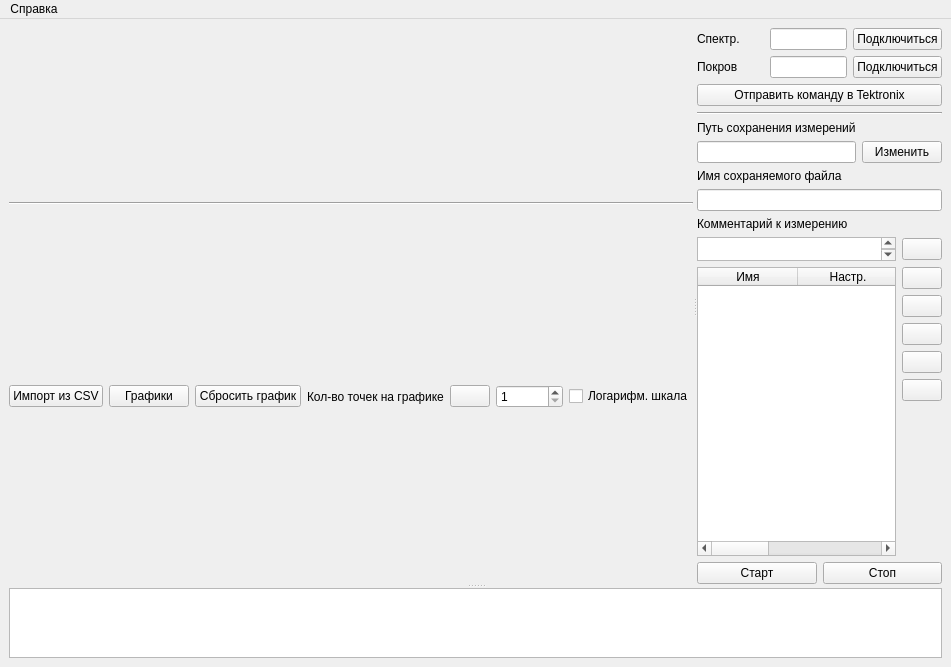
Above: ui/mainwindow.ui from irsural/spectrum_reader before the change. Below: the same form after it.
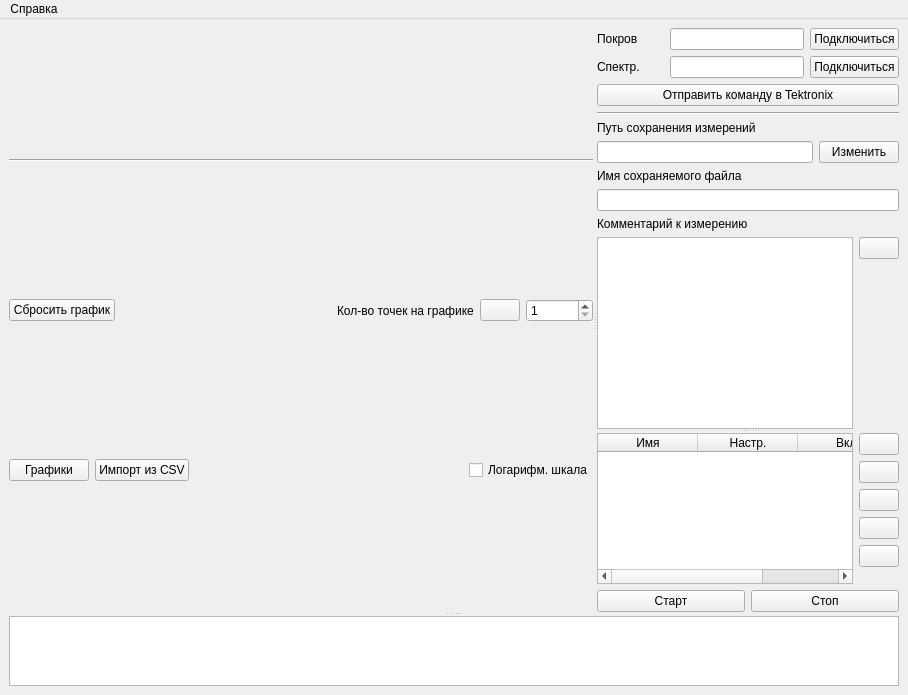
That is the form after the change. Icons and pictures are not drawn.

Diff of the .ui file:
```diff
--- a/ui/mainwindow.ui
+++ b/ui/mainwindow.ui
@@ -6,8 +6,8 @@
    <rect>
     <x>0</x>
     <y>0</y>
-    <width>896</width>
-    <height>667</height>
+    <width>908</width>
+    <height>695</height>
    </rect>
   </property>
   <property name="windowTitle">
@@ -77,24 +77,7 @@
           </widget>
          </item>
          <item>
-          <layout class="QHBoxLayout" name="horizontalLayout">
-           <property name="bottomMargin">
-            <number>0</number>
-           </property>
-           <item>
-            <widget class="QPushButton" name="csv_import_button">
-             <property name="text">
-              <string>Импорт из CSV</string>
-             </property>
-            </widget>
-           </item>
-           <item>
-            <widget class="QPushButton" name="graphs_button">
-             <property name="text">
-              <string>Графики</string>
-             </property>
-            </widget>
-           </item>
+          <layout class="QHBoxLayout" name="horizontalLayout_5">
            <item>
             <widget class="QPushButton" name="clear_graph_button">
              <property name="text">
@@ -103,7 +86,7 @@
             </widget>
            </item>
            <item>
-            <spacer name="horizontalSpacer_2">
+            <spacer name="horizontalSpacer">
              <property name="orientation">
               <enum>Qt::Horizontal</enum>
              </property>
@@ -143,6 +126,40 @@
              </property>
             </widget>
            </item>
+          </layout>
+         </item>
+         <item>
+          <layout class="QHBoxLayout" name="horizontalLayout">
+           <property name="bottomMargin">
+            <number>0</number>
+           </property>
+           <item>
+            <widget class="QPushButton" name="graphs_button">
+             <property name="text">
+              <string>Графики</string>
+             </property>
+            </widget>
+           </item>
+           <item>
+            <widget class="QPushButton" name="csv_import_button">
+             <property name="text">
+              <string>Импорт из CSV</string>
+             </property>
+            </widget>
+           </item>
+           <item>
+            <spacer name="horizontalSpacer_2">
+             <property name="orientation">
+              <enum>Qt::Horizontal</enum>
+             </property>
+             <property name="sizeHint" stdset="0">
+              <size>
+               <width>40</width>
+               <height>20</height>
+              </size>
+             </property>
+            </spacer>
+           </item>
            <item>
             <widget class="QCheckBox" name="log_scale_checkbox">
              <property name="text">
@@ -183,136 +200,9 @@
          <property name="spacing">
           <number>6</number>
          </property>
-         <item row="5" column="0">
-          <widget class="QLabel" name="label_6">
-           <property name="text">
-            <string>Путь сохранения измерений</string>
-           </property>
-          </widget>
-         </item>
-         <item row="13" column="0" colspan="2">
-          <layout class="QHBoxLayout" name="horizontalLayout_5">
-           <item>
-            <widget class="QTableWidget" name="measures_table">
-             <property name="sizePolicy">
-              <sizepolicy hsizetype="Expanding" vsizetype="Expanding">
-               <horstretch>0</horstretch>
-               <verstretch>2</verstretch>
-              </sizepolicy>
-             </property>
-             <property name="editTriggers">
-              <set>QAbstractItemView::DoubleClicked</set>
-             </property>
-             <property name="selectionMode">
-              <enum>QAbstractItemView::ExtendedSelection</enum>
-             </property>
-             <property name="selectionBehavior">
-              <enum>QAbstractItemView::SelectRows</enum>
-             </property>
-             <attribute name="horizontalHeaderStretchLastSection">
-              <bool>true</bool>
-             </attribute>
-             <column>
-              <property name="text">
-               <string>Имя</string>
-              </property>
-             </column>
-             <column>
-              <property name="text">
-               <string>Настр.</string>
-              </property>
-             </column>
-             <column>
-              <property name="text">
-               <string>Вкл.</string>
-              </property>
-             </column>
-            </widget>
-           </item>
-           <item>
-            <layout class="QVBoxLayout" name="verticalLayout_2">
-             <item>
-              <widget class="QPushButton" name="add_measure_button">
-               <property name="text">
-                <string/>
-               </property>
-               <property name="icon">
-                <iconset resource="../../irspy/qt/resources/icons.qrc">
-                 <normaloff>:/icons/icons/plus.png</normaloff>:/icons/icons/plus.png</iconset>
-               </property>
-              </widget>
-             </item>
-             <item>
-              <widget class="QPushButton" name="remove_measure_button">
-               <property name="text">
-                <string/>
-               </property>
-               <property name="icon">
-                <iconset resource="../../irspy/qt/resources/icons.qrc">
-                 <normaloff>:/icons/icons/minus2.png</normaloff>:/icons/icons/minus2.png</iconset>
-               </property>
-              </widget>
-             </item>
-             <item>
-              <widget class="QPushButton" name="copy_measure_button">
-               <property name="text">
-                <string/>
-               </property>
-               <property name="icon">
-                <iconset resource="../../irspy/qt/resources/icons.qrc">
-                 <normaloff>:/icons/icons/duplicate.png</normaloff>:/icons/icons/duplicate.png</iconset>
-               </property>
-              </widget>
-             </item>
-             <item>
-              <widget class="QPushButton" name="move_measure_up_button">
-               <property name="text">
-                <string/>
-               </property>
-               <property name="icon">
-                <iconset resource="../../irspy/qt/resources/icons.qrc">
-                 <normaloff>:/icons/icons/up.png</normaloff>:/icons/icons/up.png</iconset>
-               </property>
-              </widget>
-             </item>
-             <item>
-              <widget class="QPushButton" name="move_measure_down_button">
-               <property name="text">
-                <string/>
-               </property>
-               <property name="icon">
-                <iconset resource="../../irspy/qt/resources/icons.qrc">
-                 <normaloff>:/icons/icons/down.png</normaloff>:/icons/icons/down.png</iconset>
-               </property>
-              </widget>
-             </item>
-             <item>
-              <spacer name="verticalSpacer">
-               <property name="orientation">
-                <enum>Qt::Vertical</enum>
-               </property>
-               <property name="sizeHint" stdset="0">
-                <size>
-                 <width>20</width>
-                 <height>40</height>
-                </size>
-               </property>
-              </spacer>
-             </item>
-            </layout>
-           </item>
-          </layout>
-         </item>
          <item row="2" column="0" colspan="2">
           <layout class="QGridLayout" name="gridLayout_4">
-           <item row="0" column="4">
-            <widget class="QPushButton" name="sa_connect_button">
-             <property name="text">
-              <string>Подключиться</string>
-             </property>
-            </widget>
-           </item>
-           <item row="2" column="4">
+           <item row="0" column="3">
             <widget class="QPushButton" name="gnrw_connect_button">
              <property name="text">
               <string>Подключиться</string>
@@ -320,20 +210,6 @@
             </widget>
            </item>
            <item row="0" column="0">
-            <widget class="QLabel" name="label_2">
-             <property name="text">
-              <string>Спектр.</string>
-             </property>
-            </widget>
-           </item>
-           <item row="2" column="2">
-            <widget class="QLabel" name="gnrw_status_label">
-             <property name="text">
-              <string/>
-             </property>
-            </widget>
-           </item>
-           <item row="2" column="0">
             <layout class="QHBoxLayout" name="horizontalLayout_3">
              <item>
               <widget class="QLabel" name="label_3">
@@ -351,10 +227,7 @@
              </item>
             </layout>
            </item>
-           <item row="0" column="3">
-            <widget class="QLineEdit" name="sa_ip_edit"/>
-           </item>
-           <item row="2" column="3">
+           <item row="0" column="2">
             <widget class="QLineEdit" name="gnrw_ip_edit">
              <property name="sizePolicy">
               <sizepolicy hsizetype="Expanding" vsizetype="Fixed">
@@ -364,40 +237,33 @@
              </property>
             </widget>
            </item>
+           <item row="1" column="3">
+            <widget class="QPushButton" name="sa_connect_button">
+             <property name="text">
+              <string>Подключиться</string>
+             </property>
+            </widget>
+           </item>
+           <item row="1" column="2">
+            <widget class="QLineEdit" name="sa_ip_edit"/>
+           </item>
+           <item row="0" column="1">
+            <widget class="QLabel" name="gnrw_status_label">
+             <property name="text">
+              <string/>
+             </property>
+            </widget>
+           </item>
+           <item row="1" column="0">
+            <widget class="QLabel" name="label_2">
+             <property name="text">
+              <string>Спектр.</string>
+             </property>
+            </widget>
+           </item>
           </layout>
          </item>
-         <item row="4" column="0" colspan="2">
-          <widget class="Line" name="line_3">
-           <property name="orientation">
-            <enum>Qt::Horizontal</enum>
-           </property>
-          </widget>
-         </item>
-         <item row="6" column="1">
-          <widget class="QPushButton" name="change_path_button">
-           <property name="text">
-            <string>Изменить</string>
-           </property>
-          </widget>
-         </item>
-         <item row="9" column="0">
-          <widget class="QLabel" name="label_8">
-           <property name="text">
-            <string>Комментарий к измерению</string>
-           </property>
-          </widget>
-         </item>
-         <item row="7" column="0">
-          <widget class="QLabel" name="label_7">
-           <property name="text">
-            <string>Имя сохраняемого файла</string>
-           </property>
-          </widget>
-         </item>
-         <item row="8" column="0" colspan="2">
-          <widget class="QLineEdit" name="save_file_name_edit"/>
-         </item>
-         <item row="14" column="0" colspan="2">
+         <item row="13" column="0" colspan="2">
           <layout class="QHBoxLayout" name="horizontalLayout_4">
            <item>
             <widget class="QPushButton" name="start_measure_button">
@@ -423,6 +289,20 @@
            </item>
           </layout>
          </item>
+         <item row="7" column="0">
+          <widget class="QLabel" name="label_7">
+           <property name="text">
+            <string>Имя сохраняемого файла</string>
+           </property>
+          </widget>
+         </item>
+         <item row="4" column="0" colspan="2">
+          <widget class="Line" name="line_3">
+           <property name="orientation">
+            <enum>Qt::Horizontal</enum>
+           </property>
+          </widget>
+         </item>
          <item row="6" column="0">
           <widget class="QLineEdit" name="measure_path_edit">
            <property name="readOnly">
@@ -430,37 +310,6 @@
            </property>
           </widget>
          </item>
-         <item row="10" column="0" colspan="2">
-          <layout class="QHBoxLayout" name="horizontalLayout_6">
-           <item>
-            <widget class="QPlainTextEdit" name="comment_text_edit">
-             <property name="maximumSize">
-              <size>
-               <width>16777215</width>
-               <height>24</height>
-              </size>
-             </property>
-            </widget>
-           </item>
-           <item>
-            <widget class="QPushButton" name="edit_comment_button">
-             <property name="minimumSize">
-              <size>
-               <width>0</width>
-               <height>0</height>
-              </size>
-             </property>
-             <property name="text">
-              <string/>
-             </property>
-             <property name="icon">
-              <iconset resource="../../irspy/qt/resources/icons.qrc">
-               <normaloff>:/icons/icons/edit.png</normaloff>:/icons/icons/edit.png</iconset>
-             </property>
-            </widget>
-           </item>
-          </layout>
-         </item>
          <item row="3" column="0" colspan="2">
           <widget class="QPushButton" name="open_tektronix_send_cmd_dialog_button">
            <property name="text">
@@ -468,6 +317,256 @@
            </property>
           </widget>
          </item>
+         <item row="5" column="0">
+          <widget class="QLabel" name="label_6">
+           <property name="text">
+            <string>Путь сохранения измерений</string>
+           </property>
+          </widget>
+         </item>
+         <item row="6" column="1">
+          <widget class="QPushButton" name="change_path_button">
+           <property name="text">
+            <string>Изменить</string>
+           </property>
+          </widget>
+         </item>
+         <item row="8" column="0" colspan="2">
+          <widget class="QLineEdit" name="save_file_name_edit"/>
+         </item>
+         <item row="9" column="0" colspan="2">
+          <widget class="QSplitter" name="mw_splitter_3">
+           <property name="orientation">
+            <enum>Qt::Vertical</enum>
+           </property>
+           <widget class="QFrame" name="frame_4">
+            <property name="sizePolicy">
+             <sizepolicy hsizetype="Preferred" vsizetype="Expanding">
+              <horstretch>0</horstretch>
+              <verstretch>0</verstretch>
+             </sizepolicy>
+            </property>
+            <property name="frameShape">
+             <enum>QFrame::NoFrame</enum>
+            </property>
+            <property name="frameShadow">
+             <enum>QFrame::Raised</enum>
+            </property>
+            <layout class="QVBoxLayout" name="verticalLayout_3">
+             <property name="leftMargin">
+              <number>0</number>
+             </property>
+             <property name="topMargin">
+              <number>0</number>
+             </property>
+             <property name="rightMargin">
+              <number>0</number>
+             </property>
+             <property name="bottomMargin">
+              <number>0</number>
+             </property>
+             <item>
+              <widget class="QLabel" name="label_8">
+               <property name="text">
+                <string>Комментарий к измерению</string>
+               </property>
+              </widget>
+             </item>
+             <item>
+              <layout class="QGridLayout" name="gridLayout_5">
+               <item row="0" column="0">
+                <widget class="QPlainTextEdit" name="comment_text_edit">
+                 <property name="maximumSize">
+                  <size>
+                   <width>16777215</width>
+                   <height>16777215</height>
+                  </size>
+                 </property>
+                </widget>
+               </item>
+               <item row="0" column="1">
+                <layout class="QVBoxLayout" name="verticalLayout_4">
+                 <item>
+                  <widget class="QPushButton" name="edit_comment_button">
+                   <property name="minimumSize">
+                    <size>
+                     <width>0</width>
+                     <height>0</height>
+                    </size>
+                   </property>
+                   <property name="text">
+                    <string/>
+                   </property>
+                   <property name="icon">
+                    <iconset resource="../../irspy/qt/resources/icons.qrc">
+                     <normaloff>:/icons/icons/edit.png</normaloff>:/icons/icons/edit.png</iconset>
+                   </property>
+                  </widget>
+                 </item>
+                 <item>
+                  <spacer name="verticalSpacer_2">
+                   <property name="orientation">
+                    <enum>Qt::Vertical</enum>
+                   </property>
+                   <property name="sizeHint" stdset="0">
+                    <size>
+                     <width>20</width>
+                     <height>40</height>
+                    </size>
+                   </property>
+                  </spacer>
+                 </item>
+                </layout>
+               </item>
+              </layout>
+             </item>
+            </layout>
+           </widget>
+           <widget class="QFrame" name="frame_5">
+            <property name="sizePolicy">
+             <sizepolicy hsizetype="Preferred" vsizetype="Expanding">
+              <horstretch>0</horstretch>
+              <verstretch>1</verstretch>
+             </sizepolicy>
+            </property>
+            <property name="frameShape">
+             <enum>QFrame::NoFrame</enum>
+            </property>
+            <property name="frameShadow">
+             <enum>QFrame::Raised</enum>
+            </property>
+            <layout class="QHBoxLayout" name="horizontalLayout_2">
+             <property name="leftMargin">
+              <number>0</number>
+             </property>
+             <property name="topMargin">
+              <number>0</number>
+             </property>
+             <property name="rightMargin">
+              <number>0</number>
+             </property>
+             <property name="bottomMargin">
+              <number>0</number>
+             </property>
+             <item>
+              <widget class="QTableWidget" name="measures_table">
+               <property name="sizePolicy">
+                <sizepolicy hsizetype="Expanding" vsizetype="Expanding">
+                 <horstretch>0</horstretch>
+                 <verstretch>2</verstretch>
+                </sizepolicy>
+               </property>
+               <property name="minimumSize">
+                <size>
+                 <width>0</width>
+                 <height>0</height>
+                </size>
+               </property>
+               <property name="editTriggers">
+                <set>QAbstractItemView::DoubleClicked</set>
+               </property>
+               <property name="selectionMode">
+                <enum>QAbstractItemView::ExtendedSelection</enum>
+               </property>
+               <property name="selectionBehavior">
+                <enum>QAbstractItemView::SelectRows</enum>
+               </property>
+               <attribute name="horizontalHeaderStretchLastSection">
+                <bool>true</bool>
+               </attribute>
+               <column>
+                <property name="text">
+                 <string>Имя</string>
+                </property>
+               </column>
+               <column>
+                <property name="text">
+                 <string>Настр.</string>
+                </property>
+               </column>
+               <column>
+                <property name="text">
+                 <string>Вкл.</string>
+                </property>
+               </column>
+              </widget>
+             </item>
+             <item>
+              <layout class="QVBoxLayout" name="verticalLayout_2">
+               <item>
+                <widget class="QPushButton" name="add_measure_button">
+                 <property name="text">
+                  <string/>
+                 </property>
+                 <property name="icon">
+                  <iconset resource="../../irspy/qt/resources/icons.qrc">
+                   <normaloff>:/icons/icons/plus.png</normaloff>:/icons/icons/plus.png</iconset>
+                 </property>
+                </widget>
+               </item>
+               <item>
+                <widget class="QPushButton" name="remove_measure_button">
+                 <property name="text">
+                  <string/>
+                 </property>
+                 <property name="icon">
+                  <iconset resource="../../irspy/qt/resources/icons.qrc">
+                   <normaloff>:/icons/icons/minus2.png</normaloff>:/icons/icons/minus2.png</iconset>
+                 </property>
+                </widget>
+               </item>
+               <item>
+                <widget class="QPushButton" name="copy_measure_button">
+                 <property name="text">
+                  <string/>
+                 </property>
+                 <property name="icon">
+                  <iconset resource="../../irspy/qt/resources/icons.qrc">
+                   <normaloff>:/icons/icons/duplicate.png</normaloff>:/icons/icons/duplicate.png</iconset>
+                 </property>
+                </widget>
+               </item>
+               <item>
+                <widget class="QPushButton" name="move_measure_up_button">
+                 <property name="text">
+                  <string/>
+                 </property>
+                 <property name="icon">
+                  <iconset resource="../../irspy/qt/resources/icons.qrc">
+                   <normaloff>:/icons/icons/up.png</normaloff>:/icons/icons/up.png</iconset>
+                 </property>
+                </widget>
+               </item>
+               <item>
+                <widget class="QPushButton" name="move_measure_down_button">
+                 <property name="text">
+                  <string/>
+                 </property>
+                 <property name="icon">
+                  <iconset resource="../../irspy/qt/resources/icons.qrc">
+                   <normaloff>:/icons/icons/down.png</normaloff>:/icons/icons/down.png</iconset>
+                 </property>
+                </widget>
+               </item>
+               <item>
+                <spacer name="verticalSpacer">
+                 <property name="orientation">
+                  <enum>Qt::Vertical</enum>
+                 </property>
+                 <property name="sizeHint" stdset="0">
+                  <size>
+                   <width>20</width>
+                   <height>40</height>
+                  </size>
+                 </property>
+                </spacer>
+               </item>
+              </layout>
+             </item>
+            </layout>
+           </widget>
+          </widget>
+         </item>
         </layout>
        </widget>
       </widget>
@@ -514,7 +613,7 @@
     <rect>
      <x>0</x>
      <y>0</y>
-     <width>896</width>
+     <width>908</width>
      <height>21</height>
     </rect>
    </property>
```
